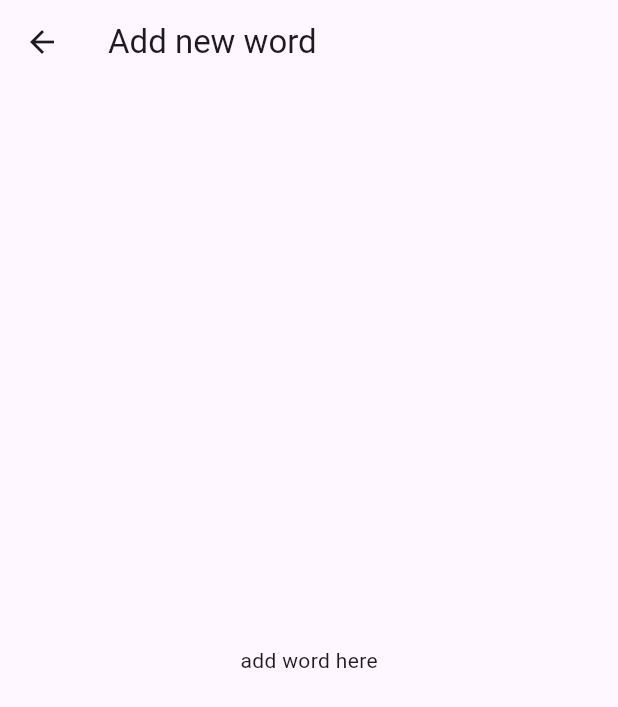
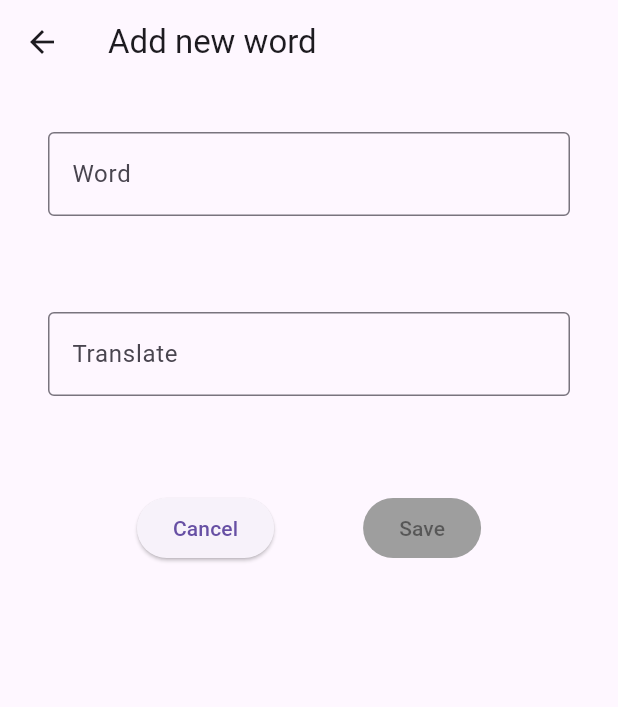
Before and after one commit to ponomarenko24/vocabulary, a Flutter app: the screen it shows after launch, after a tap on the "add" icon, on a phone screen of 412 x 824 dp. Shown: the top 707 px of the screen. Run offline on Flutter 3.47's test engine with Material 3 defaults, Android fonts, the phone set to English and light mode, and no system bars.

Commit message:
seted up adding word text fields and buttons

```diff
--- a/lib/add_word.dart
+++ b/lib/add_word.dart
@@ -8,15 +8,117 @@ class AddWord extends StatefulWidget {
 }
 
 class _AddWordState extends State<AddWord> {
+  final TextEditingController wordController = TextEditingController();
+  final TextEditingController translationController = TextEditingController();
+
+  bool isButtonEnabled = false;
+
+  @override
+  void initState() {
+    super.initState();
+    wordController.addListener(_checkFields);
+    translationController.addListener(_checkFields);
+  }
+
+  @override
+  void dispose() {
+    super.dispose();
+    wordController.dispose();
+    translationController.dispose();
+  }
+
   @override
   Widget build(BuildContext context) {
     return Scaffold(
-      appBar: AppBar(
-        title: const Text('Add new word'),
-      ),
-      body: const Center(
-        child: Text('add word here'),
+      appBar: AppBar(title: const Text('Add new word')),
+      body: Container(
+        padding: const EdgeInsets.all(16),
+        margin: const EdgeInsets.all(16),
+        child: Column(
+          mainAxisAlignment: MainAxisAlignment.start,
+          children: [
+            TextField(
+              controller: wordController,
+              decoration: const InputDecoration(
+                labelText: 'Word',
+                border: OutlineInputBorder(),
+              ),
+            ),
+            const SizedBox(height: 64),
+            TextField(
+              controller: translationController,
+              decoration: const InputDecoration(
+                labelText: 'Translate',
+                border: OutlineInputBorder(),
+              ),
+            ),
+            const SizedBox(height: 64),
+            Row(
+              mainAxisAlignment: MainAxisAlignment.spaceEvenly,
+              children: [
+                ElevatedButton.icon(
+                  onPressed: _cancel,
+                  label: const Text('Cancel'),
+                ),
+
+                ElevatedButton.icon(
+                  onPressed: isButtonEnabled ? _saveWord : null,
+                  label: const Text('Save'),
+                  style: ButtonStyle(
+                    backgroundColor: WidgetStateProperty.resolveWith<Color>((
+                      Set<WidgetState> states,
+                    ) {
+                      if (states.contains(WidgetState.disabled)) {
+                        return Colors.grey;
+                      }
+                      return Colors.green;
+                    }),
+                    foregroundColor: WidgetStateProperty.resolveWith<Color>((
+                      Set<WidgetState> states,
+                    ) {
+                      if (states.contains(WidgetState.disabled)) {
+                        return Colors.black45;
+                      }
+                      return Colors.white;
+                    }),
+                  ),
+                ),
+              ],
+            ),
+          ],
+        ),
       ),
     );
   }
+
+  void _checkFields() {
+    final isFilled =
+        wordController.text.trim().isNotEmpty &&
+        translationController.text.trim().isNotEmpty;
+
+    if (isFilled != isButtonEnabled) {
+      setState(() {
+        isButtonEnabled = isFilled;
+      });
+    }
+  }
+
+  void _saveWord() {
+    String word = wordController.text.trim();
+    String translation = translationController.text.trim();
+
+    if (word.isNotEmpty && translation.isNotEmpty) {
+      print('Збережено: $word — $translation');
+
+      Navigator.pop(context);
+    } else {
+      ScaffoldMessenger.of(context).showSnackBar(
+        const SnackBar(content: Text('Please, fill in both textfields')),
+      );
+    }
+  }
+
+  void _cancel() {
+    Navigator.pop(context);
+  }
 }
--- a/lib/main.dart
+++ b/lib/main.dart
@@ -17,6 +17,7 @@ class _MainAppState extends State<MainApp> {
   Widget build(BuildContext context) {
     return MaterialApp(
       home: Scaffold(
+        appBar: AppBar(title: const Text('My vocabulary')),
         body: const Center(child: Text('Hello World!')),
         floatingActionButton: floatingButtonAdd(),
       ),
@@ -35,7 +36,7 @@ class _MainAppState extends State<MainApp> {
           },
           child: const Icon(Icons.add),
         );
-        }
+      },
     );
   }
 }
```
Also changed, not shown: 139 other files. Lines whose indentation alone changed are shown as unchanged.
